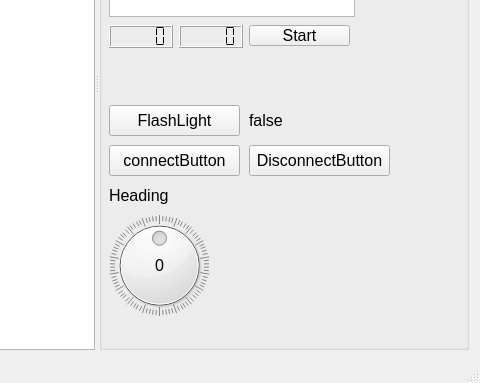
This is mainwindow.ui in robocenter-rov/remote-control as Qt 5 draws it before an edit; both pictures show x 480 to 960 and y 216 to 599 of the 960 by 599 pixel window. The edited form follows.
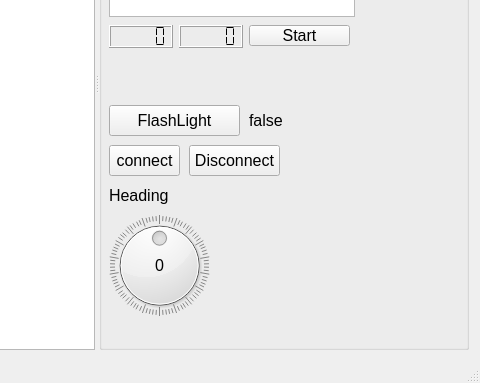
This is the edited form.

Commit message: Change name of buttons for connect and disconnect

Diff of the .ui file:
```diff
--- a/mainwindow.ui
+++ b/mainwindow.ui
@@ -206,25 +206,25 @@
          <rect>
           <x>10</x>
           <y>330</y>
-          <width>131</width>
+          <width>71</width>
           <height>31</height>
          </rect>
         </property>
         <property name="text">
-         <string>connectButton</string>
+         <string>connect</string>
         </property>
        </widget>
        <widget class="QPushButton" name="disconnectButton">
         <property name="geometry">
          <rect>
-          <x>150</x>
+          <x>90</x>
           <y>330</y>
-          <width>141</width>
+          <width>91</width>
           <height>31</height>
          </rect>
         </property>
         <property name="text">
-         <string>DisconnectButton</string>
+         <string>Disconnect</string>
         </property>
        </widget>
        <widget class="QDial" name="heading">
```
